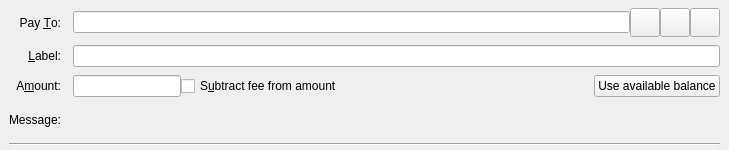
Before: the Qt Designer form src/qt/forms/sendcoinsentry.ui in X9Developers/XSN, drawn with Qt 5.
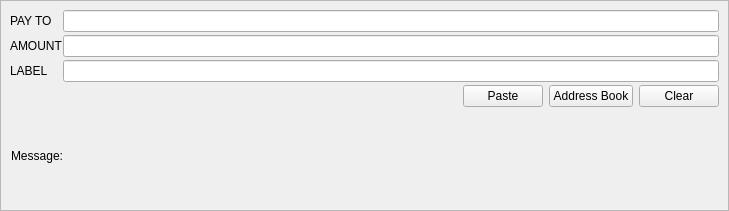
After: the same form once the commit is applied. Icons and pictures are not drawn. Custom widgets are drawn as their Qt base class.

```diff
--- a/src/qt/forms/sendcoinsentry.ui
+++ b/src/qt/forms/sendcoinsentry.ui
@@ -7,7 +7,7 @@
     <x>0</x>
     <y>0</y>
     <width>729</width>
-    <height>150</height>
+    <height>211</height>
    </rect>
   </property>
   <property name="focusPolicy">
@@ -17,176 +17,84 @@
    <bool>false</bool>
   </property>
   <widget class="QFrame" name="SendCoins">
-   <property name="toolTip">
-    <string>This is a normal payment.</string>
-   </property>
    <property name="frameShape">
-    <enum>QFrame::NoFrame</enum>
+    <enum>QFrame::StyledPanel</enum>
+   </property>
+   <property name="frameShadow">
+    <enum>QFrame::Sunken</enum>
    </property>
    <layout class="QGridLayout" name="gridLayout">
-    <property name="topMargin">
-     <number>8</number>
-    </property>
-    <property name="bottomMargin">
-     <number>4</number>
-    </property>
     <property name="horizontalSpacing">
-     <number>12</number>
+     <number>0</number>
     </property>
     <property name="verticalSpacing">
-     <number>8</number>
+     <number>3</number>
     </property>
-    <item row="0" column="0">
-     <widget class="QLabel" name="payToLabel">
-      <property name="text">
-       <string>Pay &amp;To:</string>
-      </property>
-      <property name="alignment">
-       <set>Qt::AlignRight|Qt::AlignTrailing|Qt::AlignVCenter</set>
-      </property>
-      <property name="buddy">
-       <cstring>payTo</cstring>
-      </property>
-     </widget>
-    </item>
-    <item row="0" column="1">
+    <item row="5" column="1">
      <layout class="QHBoxLayout" name="payToLayout">
       <property name="spacing">
-       <number>0</number>
+       <number>6</number>
       </property>
       <item>
-       <widget class="QValidatedLineEdit" name="payTo">
-        <property name="toolTip">
-         <string>The XSN address to send the payment to</string>
+       <spacer name="horizontalSpacer">
+        <property name="orientation">
+         <enum>Qt::Horizontal</enum>
         </property>
-       </widget>
+        <property name="sizeHint" stdset="0">
+         <size>
+          <width>40</width>
+          <height>20</height>
+         </size>
+        </property>
+       </spacer>
       </item>
       <item>
-       <widget class="QToolButton" name="addressBookButton">
-        <property name="toolTip">
-         <string>Choose previously used address</string>
-        </property>
+       <widget class="QPushButton" name="pasteButton">
         <property name="text">
-         <string/>
+         <string>Paste</string>
         </property>
-        <property name="icon">
-         <iconset resource="../xsn.qrc">
-          <normaloff>:/icons/address-book</normaloff>:/icons/address-book</iconset>
-        </property>
-        <property name="iconSize">
-         <size>
-          <width>22</width>
-          <height>22</height>
-         </size>
-        </property>
-        <property name="shortcut">
-         <string>Alt+A</string>
-        </property>
        </widget>
       </item>
       <item>
-       <widget class="QToolButton" name="pasteButton">
-        <property name="toolTip">
-         <string>Paste address from clipboard</string>
-        </property>
+       <widget class="QPushButton" name="addressBookButton">
         <property name="text">
-         <string/>
+         <string>Address Book</string>
         </property>
-        <property name="icon">
-         <iconset resource="../xsn.qrc">
-          <normaloff>:/icons/editpaste</normaloff>:/icons/editpaste</iconset>
-        </property>
-        <property name="iconSize">
-         <size>
-          <width>22</width>
-          <height>22</height>
-         </size>
-        </property>
-        <property name="shortcut">
-         <string>Alt+P</string>
-        </property>
        </widget>
       </item>
       <item>
-       <widget class="QToolButton" name="deleteButton">
-        <property name="toolTip">
-         <string>Remove this entry</string>
-        </property>
+       <widget class="QPushButton" name="deleteButton">
         <property name="text">
-         <string/>
-        </property>
-        <property name="icon">
-         <iconset resource="../xsn.qrc">
-          <normaloff>:/icons/remove</normaloff>:/icons/remove</iconset>
-        </property>
-        <property name="iconSize">
-         <size>
-          <width>22</width>
-          <height>22</height>
-         </size>
+         <string>Clear</string>
         </property>
        </widget>
       </item>
      </layout>
     </item>
-    <item row="1" column="0">
-     <widget class="QLabel" name="labellLabel">
-      <property name="text">
-       <string>&amp;Label:</string>
-      </property>
-      <property name="alignment">
-       <set>Qt::AlignRight|Qt::AlignTrailing|Qt::AlignVCenter</set>
-      </property>
-      <property name="buddy">
-       <cstring>addAsLabel</cstring>
-      </property>
-     </widget>
-    </item>
-    <item row="1" column="1">
+    <item row="4" column="1">
      <widget class="QLineEdit" name="addAsLabel">
+      <property name="sizePolicy">
+       <sizepolicy hsizetype="Expanding" vsizetype="Fixed">
+        <horstretch>0</horstretch>
+        <verstretch>0</verstretch>
+       </sizepolicy>
+      </property>
       <property name="toolTip">
-       <string>Enter a label for this address to add it to the list of used addresses</string>
+       <string>&lt;html&gt;&lt;head/&gt;&lt;body&gt;&lt;p&gt;Enter a label for this address to add it to the list of used addresses&lt;/p&gt;&lt;/body&gt;&lt;/html&gt;</string>
       </property>
      </widget>
     </item>
-    <item row="2" column="0">
-     <widget class="QLabel" name="amountLabel">
-      <property name="text">
-       <string>A&amp;mount:</string>
+    <item row="6" column="1">
+     <widget class="QLabel" name="messageTextLabel">
+      <property name="toolTip">
+       <string>A message that was attached to the XSN: URI which will be stored with the transaction for your reference. Note: This message will not be sent over the XSN network.</string>
       </property>
-      <property name="alignment">
-       <set>Qt::AlignRight|Qt::AlignTrailing|Qt::AlignVCenter</set>
+      <property name="textFormat">
+       <enum>Qt::PlainText</enum>
       </property>
-      <property name="buddy">
-       <cstring>payAmount</cstring>
-      </property>
      </widget>
     </item>
-    <item row="2" column="1">
-     <layout class="QHBoxLayout" name="horizontalLayoutAmount" stretch="0,1,0">
-      <item>
-       <widget class="XSNAmountField" name="payAmount"/>
-      </item>
-      <item>
-       <widget class="QCheckBox" name="checkboxSubtractFeeFromAmount">
-        <property name="toolTip">
-         <string>The fee will be deducted from the amount being sent. The recipient will receive less xsns than you enter in the amount field. If multiple recipients are selected, the fee is split equally.</string>
-        </property>
-        <property name="text">
-         <string>S&amp;ubtract fee from amount</string>
-        </property>
-       </widget>
-      </item>
-      <item>
-       <widget class="QPushButton" name="useAvailableBalanceButton">
-        <property name="text">
-         <string>Use available balance</string>
-        </property>
-       </widget>
-      </item>
-     </layout>
-    </item>
-    <item row="3" column="0">
+    <item row="6" column="0">
      <widget class="QLabel" name="messageLabel">
       <property name="text">
        <string>Message:</string>
@@ -196,26 +104,58 @@
       </property>
      </widget>
     </item>
-    <item row="3" column="1">
-     <widget class="QLabel" name="messageTextLabel">
+    <item row="0" column="0">
+     <widget class="QLabel" name="payToLabel">
+      <property name="text">
+       <string>PAY TO</string>
+      </property>
+      <property name="alignment">
+       <set>Qt::AlignLeading|Qt::AlignLeft|Qt::AlignVCenter</set>
+      </property>
+      <property name="buddy">
+       <cstring>addAsLabel</cstring>
+      </property>
+     </widget>
+    </item>
+    <item row="2" column="0">
+     <widget class="QLabel" name="amountLabel">
+      <property name="text">
+       <string>AMOUNT</string>
+      </property>
+      <property name="alignment">
+       <set>Qt::AlignLeading|Qt::AlignLeft|Qt::AlignVCenter</set>
+      </property>
+      <property name="buddy">
+       <cstring>payAmount</cstring>
+      </property>
+     </widget>
+    </item>
+    <item row="2" column="1">
+     <widget class="BitcoinAmountField" name="payAmount"/>
+    </item>
+    <item row="4" column="0">
+     <widget class="QLabel" name="labelLabel">
+      <property name="text">
+       <string>LABEL</string>
+      </property>
+      <property name="alignment">
+       <set>Qt::AlignLeading|Qt::AlignLeft|Qt::AlignVCenter</set>
+      </property>
+      <property name="buddy">
+       <cstring>payTo</cstring>
+      </property>
+     </widget>
+    </item>
+    <item row="0" column="1">
+     <widget class="QValidatedLineEdit" name="payTo">
       <property name="toolTip">
-       <string>A message that was attached to the xsn: URI which will be stored with the transaction for your reference. Note: This message will not be sent over the XSN network.</string>
-      </property>
-      <property name="textFormat">
-       <enum>Qt::PlainText</enum>
-      </property>
-     </widget>
-    </item>
-    <item row="4" column="0" colspan="2">
-     <widget class="Line" name="line">
-      <property name="orientation">
-       <enum>Qt::Horizontal</enum>
+       <string>&lt;html&gt;&lt;head/&gt;&lt;body&gt;&lt;p&gt;The XSN address to send the payment to&lt;/p&gt;&lt;/body&gt;&lt;/html&gt;</string>
       </property>
      </widget>
     </item>
    </layout>
   </widget>
-  <widget class="QFrame" name="SendCoins_UnauthenticatedPaymentRequest">
+  <widget class="QFrame" name="SendCoins_InsecurePaymentRequest">
    <property name="palette">
     <palette>
      <active>
@@ -632,13 +572,16 @@
     </palette>
    </property>
    <property name="toolTip">
-    <string>This is an unauthenticated payment request.</string>
+    <string>This is an unverified payment request.</string>
    </property>
    <property name="autoFillBackground">
     <bool>true</bool>
    </property>
    <property name="frameShape">
-    <enum>QFrame::NoFrame</enum>
+    <enum>QFrame::StyledPanel</enum>
+   </property>
+   <property name="frameShadow">
+    <enum>QFrame::Sunken</enum>
    </property>
    <layout class="QGridLayout" name="gridLayout_is">
     <property name="spacing">
@@ -671,7 +614,7 @@
          <string/>
         </property>
         <property name="icon">
-         <iconset resource="../xsn.qrc">
+         <iconset>
           <normaloff>:/icons/remove</normaloff>:/icons/remove</iconset>
         </property>
        </widget>
@@ -709,7 +652,7 @@
      </widget>
     </item>
     <item row="2" column="1">
-     <widget class="XSNAmountField" name="payAmount_is">
+     <widget class="BitcoinAmountField" name="payAmount_is">
       <property name="acceptDrops">
        <bool>false</bool>
       </property>
@@ -717,7 +660,7 @@
     </item>
    </layout>
   </widget>
-  <widget class="QFrame" name="SendCoins_AuthenticatedPaymentRequest">
+  <widget class="QFrame" name="SendCoins_SecurePaymentRequest">
    <property name="palette">
     <palette>
      <active>
@@ -1161,13 +1104,16 @@
     </palette>
    </property>
    <property name="toolTip">
-    <string>This is an authenticated payment request.</string>
+    <string>This is a verified payment request.</string>
    </property>
    <property name="autoFillBackground">
     <bool>true</bool>
    </property>
    <property name="frameShape">
-    <enum>QFrame::NoFrame</enum>
+    <enum>QFrame::StyledPanel</enum>
+   </property>
+   <property name="frameShadow">
+    <enum>QFrame::Sunken</enum>
    </property>
    <layout class="QGridLayout" name="gridLayout_s">
     <property name="spacing">
@@ -1204,7 +1150,7 @@
          <string/>
         </property>
         <property name="icon">
-         <iconset resource="../xsn.qrc">
+         <iconset>
           <normaloff>:/icons/remove</normaloff>:/icons/remove</iconset>
         </property>
        </widget>
@@ -1242,7 +1188,7 @@
      </widget>
     </item>
     <item row="2" column="1">
-     <widget class="XSNAmountField" name="payAmount_s">
+     <widget class="BitcoinAmountField" name="payAmount_s">
       <property name="acceptDrops">
        <bool>false</bool>
       </property>
@@ -1252,15 +1198,16 @@
   </widget>
  </widget>
  <customwidgets>
+  <customwidget>
+   <class>BitcoinAmountField</class>
+   <extends>QLineEdit</extends>
+   <header>bitcoinamountfield.h</header>
+   <container>1</container>
+  </customwidget>
   <customwidget>
    <class>QValidatedLineEdit</class>
    <extends>QLineEdit</extends>
-   <header>qt/qvalidatedlineedit.h</header>
-  </customwidget>
-  <customwidget>
-   <class>XSNAmountField</class>
-   <extends>QLineEdit</extends>
-   <header>qt/xsnamountfield.h</header>
+   <header>qvalidatedlineedit.h</header>
   </customwidget>
  </customwidgets>
  <tabstops>
```
Left out of the diff: 10 changed lines with no effect on the pictures.
